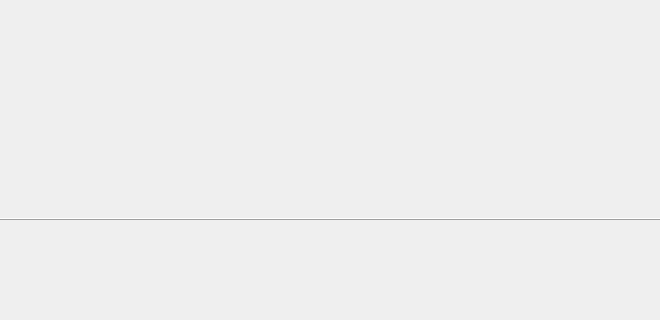
Old version of the form dot_game.ui in the repository evansoskin/10C_final_proj; both pictures show x 170 to 830 and y 680 to 1000 of the 1000 by 1000 pixel window.
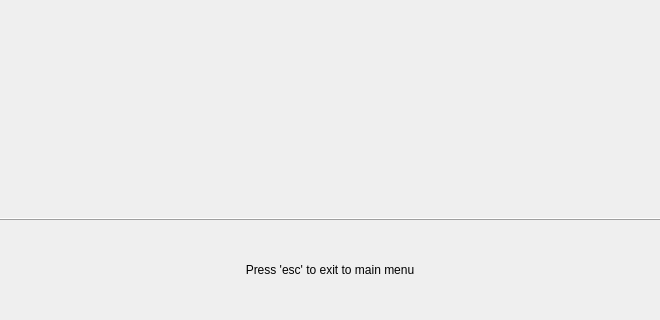
New version of the form.

What changed in the file:
```diff
--- a/dot_game.ui
+++ b/dot_game.ui
@@ -120,6 +120,22 @@
      <set>Qt::AlignCenter</set>
     </property>
    </widget>
+   <widget class="QLabel" name="Esc">
+    <property name="geometry">
+     <rect>
+      <x>250</x>
+      <y>925</y>
+      <width>500</width>
+      <height>50</height>
+     </rect>
+    </property>
+    <property name="text">
+     <string>Press 'esc' to exit to main menu</string>
+    </property>
+    <property name="alignment">
+     <set>Qt::AlignCenter</set>
+    </property>
+   </widget>
   </widget>
  </widget>
  <layoutdefault spacing="6" margin="11"/>
```
